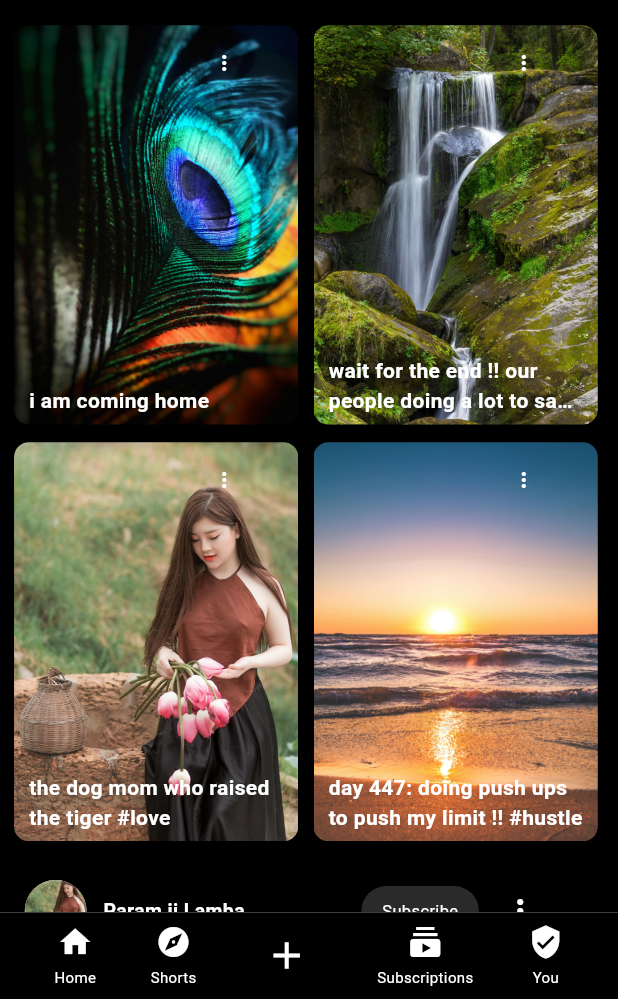
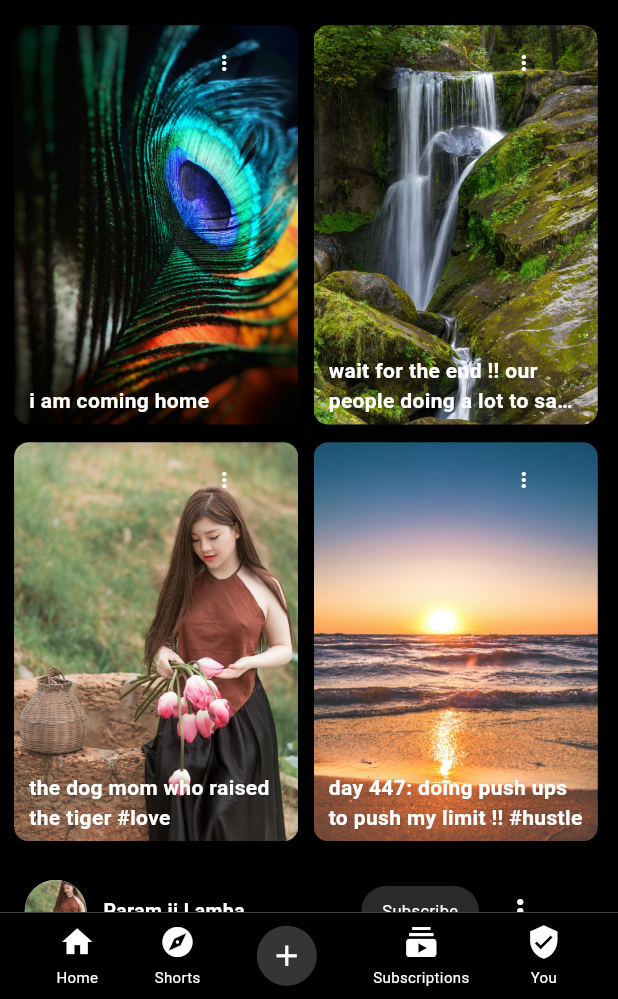
Before and after one commit to vishesh-tanwar/streamix-frontend, a Flutter app: the screen it shows after launch, on a phone screen of 412 x 824 dp, the part 237-1236 px from its top. Run offline on Flutter 3.47's test engine with Material 3 defaults, Android fonts, the phone set to English and light mode, and no system bars.

Commit message:
bottom bar UI improved

```diff
--- a/lib/src/components/bottom_bar.dart
+++ b/lib/src/components/bottom_bar.dart
@@ -39,17 +39,27 @@ class BottomBar extends StatelessWidget {
         children: List.generate(icons.length, (index) {
           // Handle Add button separately
           if (titles[index].isEmpty) {
-            return IconButton(
+            return Container(
+              width: 40,
+              height: 40,
+              decoration: BoxDecoration(
+                borderRadius: BorderRadius.circular(20),
+                color: const Color.fromARGB(255, 53, 53, 53),
+              ),
+              child: Center(
+                child: IconButton(
                   icon: Icon(
                     icons[index],
                     color: Colors.white,
-                size: 30,
+                    size: 23,
                   ),
                   onPressed: () {
                     ScaffoldMessenger.of(context).showSnackBar(
                       const SnackBar(content: Text("Add button pressed")),
                     );
                   },
+                ),
+              ),
             );
           }
 
```
Lines whose indentation alone changed are shown as unchanged.
